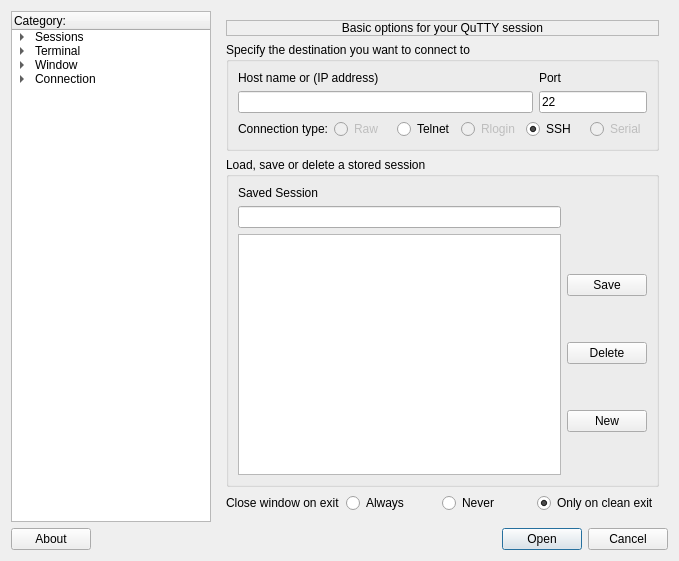
The window that GuiSettingsWindow.ui (rajendrant/qutty) describes before a commit, drawn with Qt 5.
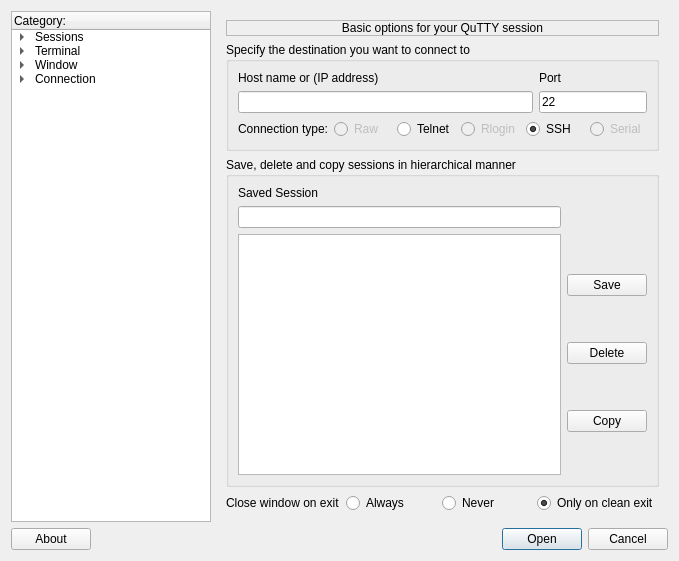
The same window after the commit. Custom widgets are drawn as their Qt base class.

Commit message: Replaced the "copy" in place of "new" tool for the sessions in the settings window.

```diff
--- a/GuiSettingsWindow.ui
+++ b/GuiSettingsWindow.ui
@@ -414,7 +414,7 @@
          <item>
           <widget class="QGroupBox" name="groupBox_2">
            <property name="title">
-            <string>Load, save or delete a stored session</string>
+            <string>Save, delete and copy sessions in hierarchical manner</string>
            </property>
            <layout class="QVBoxLayout" name="verticalLayout_27">
             <item>
@@ -488,7 +488,7 @@
                 <item>
                  <widget class="QPushButton" name="b_sess_newfolder">
                   <property name="text">
-                   <string>New</string>
+                   <string>Copy</string>
                   </property>
                  </widget>
                 </item>
```
Left out of the diff: 28 changed lines with no effect on the pictures. The commit also changes 3 other files.
